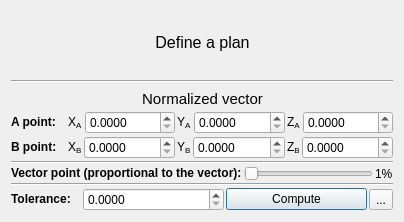
Old version of the form qExametrics/exametricsDialog.ui in the repository CleiK/Exametrics.
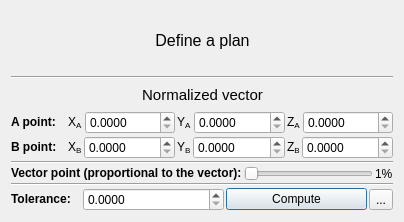
New version of the form. Icons and pictures are not drawn.

Patch:
```diff
--- a/qExametrics/exametricsDialog.ui
+++ b/qExametrics/exametricsDialog.ui
@@ -82,6 +82,9 @@
      </property>
      <item>
       <layout class="QHBoxLayout" name="vectorPointsHorizontalLayout">
+       <property name="bottomMargin">
+        <number>4</number>
+       </property>
        <item>
         <spacer name="horizontalSpacer_3">
          <property name="orientation">
```
